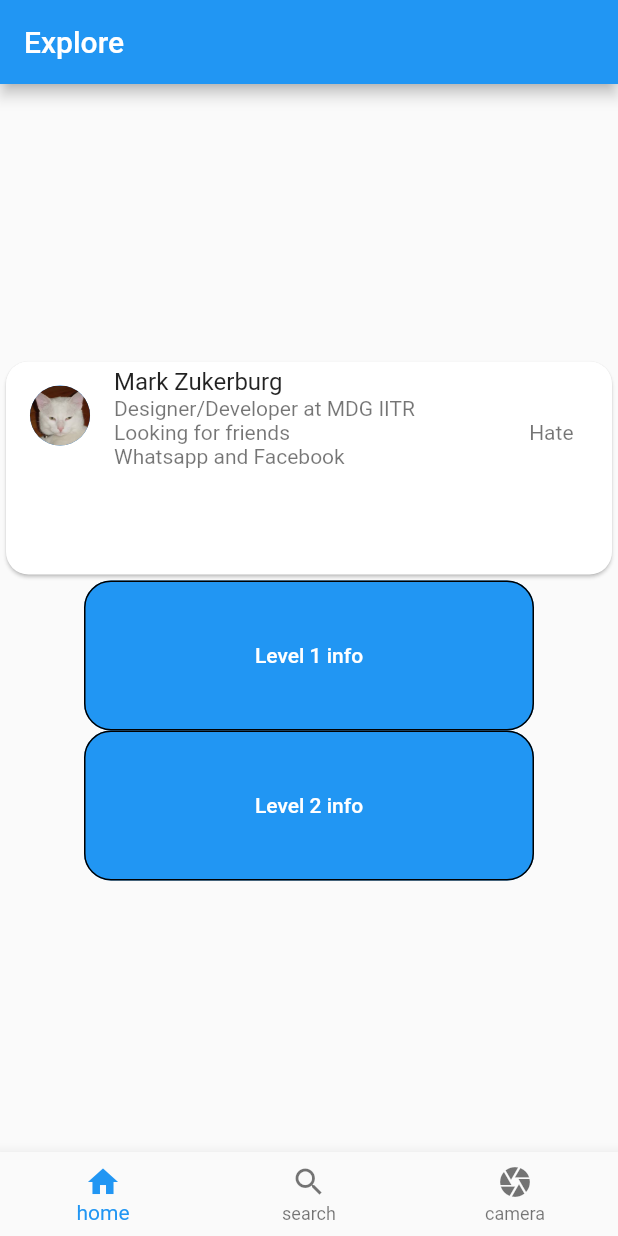
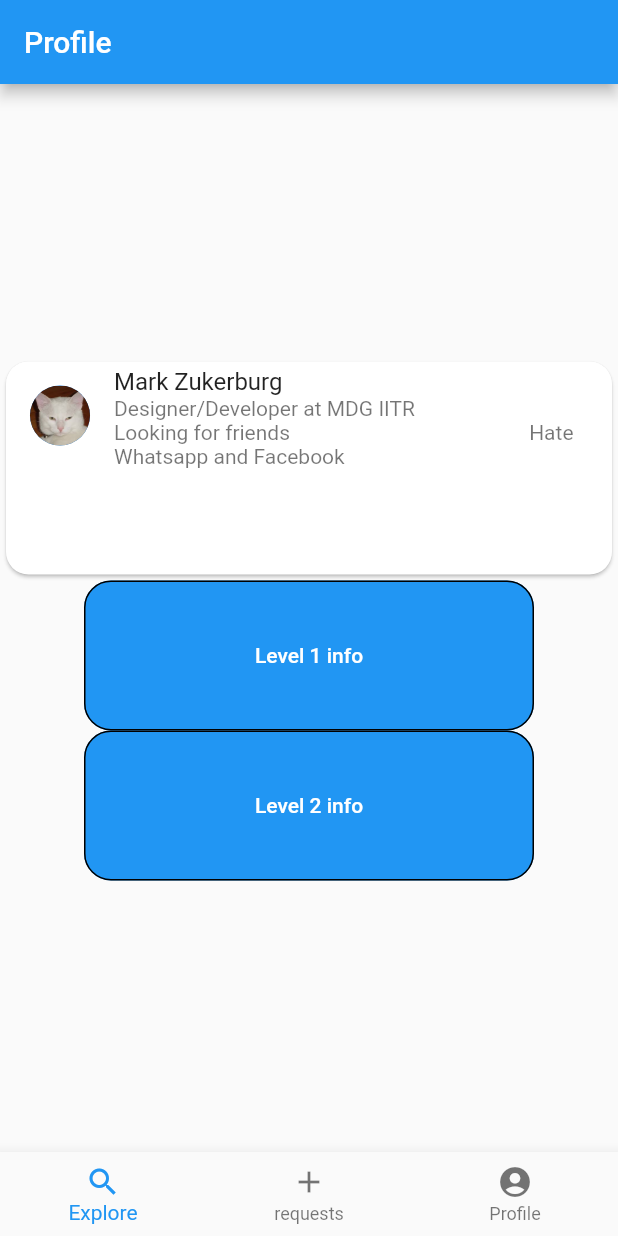
Before and after one commit to very-useless/ice_breaker_3, a Flutter app: the screen it shows after launch, on a phone screen of 412 x 824 dp. Run offline on Flutter 3.47's test engine with Material 2 defaults, Android fonts, the phone set to English and light mode, and no system bars.

Commit message:
pg 3 final

```diff
--- a/lib/main.dart
+++ b/lib/main.dart
@@ -17,22 +17,22 @@ class MyApp extends StatelessWidget {
         primarySwatch: Colors.blue,
       ),
       home: Scaffold(
-        appBar: AppBar(title: Text("Explore")),
+        appBar: AppBar(title: Text("Profile")),
         bottomNavigationBar: BottomNavigationBar(
           items: [
             BottomNavigationBarItem(
-                icon: Icon(Icons.home),
-                title: Text("home"),
+                icon: Icon(Icons.search),
+                title: Text("Explore"),
                 backgroundColor: Colors.blue
             ),
             BottomNavigationBarItem(
-                icon: Icon(Icons.search),
-                title: Text("search"),
+                icon: Icon(Icons.add),
+                title: Text("requests"),
                 backgroundColor: Colors.blue
             ),
             BottomNavigationBarItem(
-                icon: Icon(Icons.camera),
-                title: Text("camera"),
+                icon: Icon(Icons.account_circle),
+                title: Text("Profile"),
                 backgroundColor: Colors.blue
             ),
           ],
```
